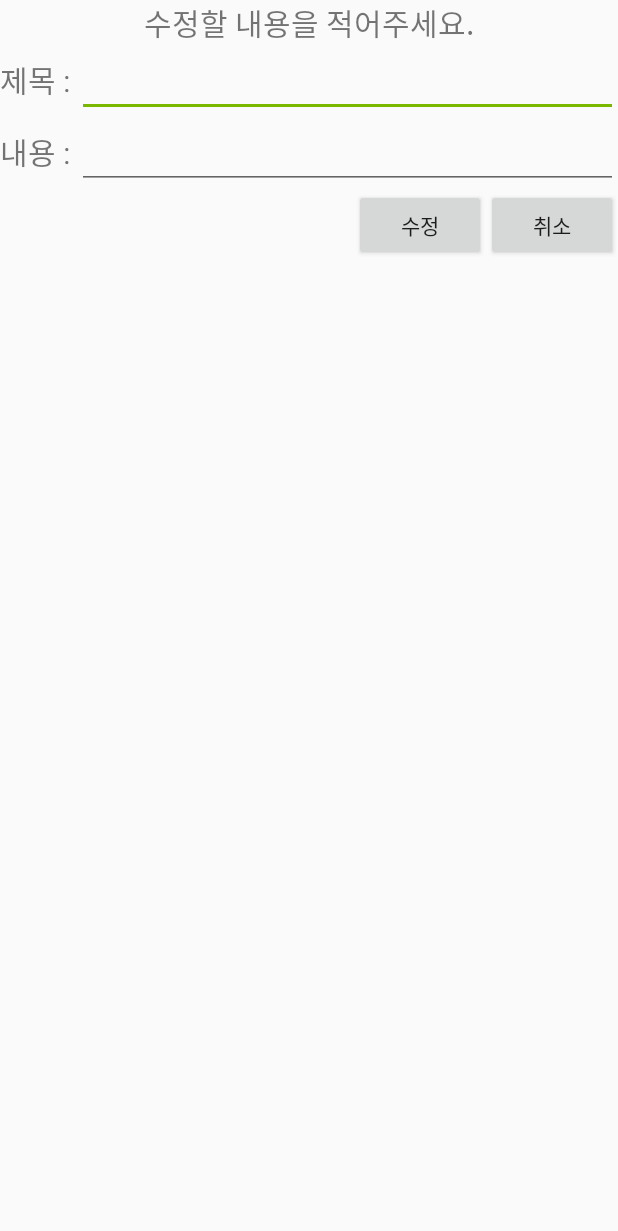
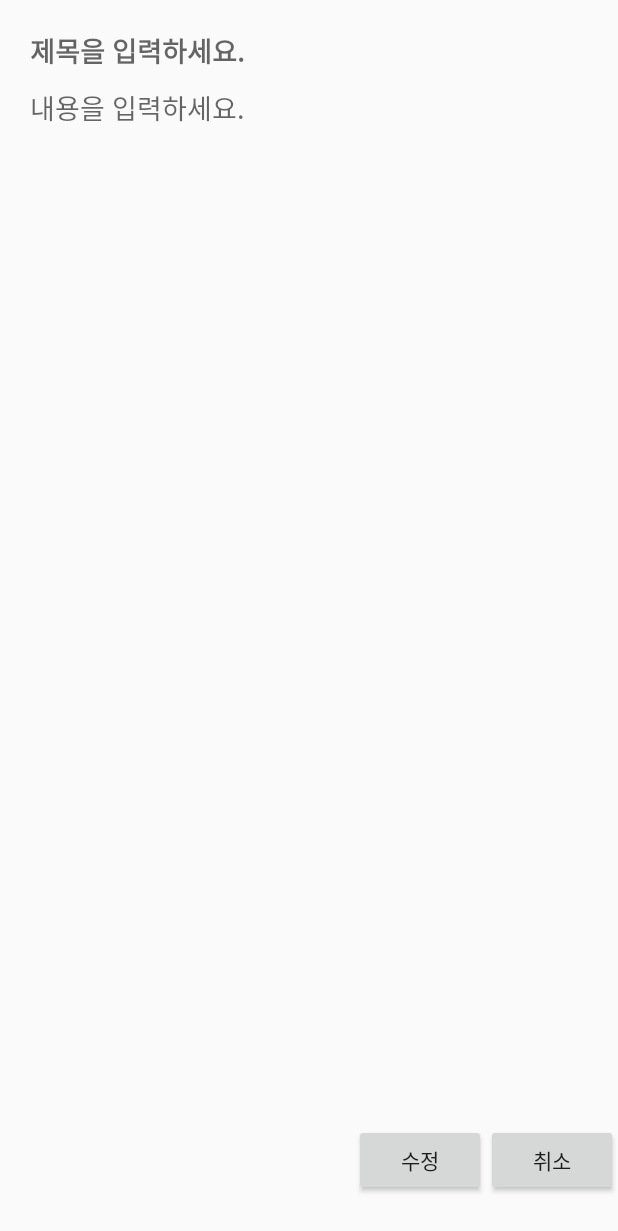
Before and after one commit to KooMinJun/TermProject, an Android app: the MemoDetailListViewActivity screen opened directly, with no data from a screen before it, on a phone screen of 412 x 824 dp. Shown: the top 1231 px of the screen. Run offline under Robolectric (Android 15) with nearby library versions, the phone set to English and light mode, and no system bars; 1 statement that could not run was skipped.

Commit message:
ETC, 12/30 : 게시판 기능 수정완료 및 그래프 수정중

```diff
--- a/TermProject/src/main/AndroidManifest.xml
+++ b/TermProject/src/main/AndroidManifest.xml
@@ -25,6 +25,7 @@
         </activity>
         <activity android:name=".MainActivity"></activity>
         <activity android:name=".StatisticActivity"></activity>
+        <activity android:name=".StatisticActivity02"></activity>
         <activity android:name=".MemoListViewActivity"></activity>
         <activity android:name=".MemoDetailListViewActivity"></activity>
 
--- a/TermProject/src/main/java/my/kmucs/com/koo_timer/Fragment2.java
+++ b/TermProject/src/main/java/my/kmucs/com/koo_timer/Fragment2.java
@@ -38,7 +38,7 @@ public class Fragment2 extends Fragment {
 
         btn_all_reset = (Button)rootView.findViewById(R.id.all_data_reset_btn);
         btn_statistic = (Button)rootView.findViewById(R.id.statistic);
-        i = new Intent(getActivity(), StatisticActivity.class);
+        i = new Intent(getActivity(), StatisticActivity02.class);
 
         btn_statistic.setOnClickListener(new View.OnClickListener(){
 
--- a/TermProject/src/main/java/my/kmucs/com/koo_timer/Fragment3.java
+++ b/TermProject/src/main/java/my/kmucs/com/koo_timer/Fragment3.java
@@ -69,11 +69,8 @@ public class Fragment3 extends Fragment {
                 bodyStr = edtBody.getText().toString();
 
 
-                if(titleStr.equalsIgnoreCase("")){
-                    Toast.makeText(getContext(), "제목을 입력하세요.", Toast.LENGTH_SHORT).show();
-                }
 
-                else if(bodyStr.equalsIgnoreCase("")){
+                if(bodyStr.equalsIgnoreCase("")){
                     Toast.makeText(getContext(), "내용을 입력하세요.", Toast.LENGTH_SHORT).show();
                 }
 
--- a/TermProject/src/main/java/my/kmucs/com/koo_timer/MemoAdapter.java
+++ b/TermProject/src/main/java/my/kmucs/com/koo_timer/MemoAdapter.java
@@ -44,9 +44,7 @@ public class MemoAdapter extends CursorAdapter {
         String date = cursor.getString(cursor.getColumnIndex("year"))
                 + "년 " + cursor.getString(cursor.getColumnIndex("month"))
                 + "월 " + cursor.getString(cursor.getColumnIndex("day"))
-                + "일 " + cursor.getString(cursor.getColumnIndex("hour"))
-                + "시 " + cursor.getString(cursor.getColumnIndex("min"))
-                + "분 " + cursor.getString(cursor.getColumnIndex("sec")) + "초";
+                + "일 ";
         String title = cursor.getString(cursor.getColumnIndex("title"));
         String body = cursor.getString(cursor.getColumnIndex("body"));
 
@@ -54,7 +52,7 @@ public class MemoAdapter extends CursorAdapter {
 
         tvDate.setText("" + date);
         tvTitle.setText("" + title);
-        tvBody.setText("내용  : " + body);
+        tvBody.setText(" " + body);
 
         view.setTag(_id);
     }
--- a/TermProject/src/main/res/layout/activity_memodetail.xml
+++ b/TermProject/src/main/res/layout/activity_memodetail.xml
@@ -1,36 +1,33 @@
 <?xml version="1.0" encoding="utf-8"?>
 <LinearLayout xmlns:android="http://schemas.android.com/apk/res/android"
     android:orientation="vertical" android:layout_width="match_parent"
-    android:layout_height="match_parent">
-    <TextView
-        android:id="@+id/workdetail"
-        android:layout_width="match_parent"
-        android:layout_height="wrap_content"
-        android:gravity="center"
-        android:text="수정할 내용을 적어주세요."
-        android:textSize="20dp"/>
+    android:layout_height="match_parent"
+    android:focusableInTouchMode="true"
+    android:focusable="true">
 
     <LinearLayout
+        android:layout_margin="10dp"
+        android:layout_weight="1"
         android:layout_width="match_parent"
-        android:layout_height="wrap_content"
+        android:layout_height="match_parent"
         android:orientation="vertical">
 
         <LinearLayout
             android:orientation="horizontal"
             android:layout_width="match_parent"
             android:layout_height="wrap_content">
-            <TextView
-                android:layout_width="wrap_content"
-                android:layout_height="wrap_content"
-                android:text="제목 : "
-                android:textSize="20dp"/>
-
             <EditText
                 android:id="@+id/detailText01"
+                android:background="@null"
+                android:paddingLeft="10dp"
+                android:paddingRight="10dp"
+                android:paddingTop="10dp"
+                android:paddingBottom="5dp"
+                android:textStyle="bold"
                 android:layout_width="match_parent"
                 android:layout_height="wrap_content"
                 android:text=""
-                android:textSize="20dp"
+                android:hint="제목을 입력하세요."
                 android:ems="8"
                 android:layout_weight="1"/>
 
@@ -40,20 +37,20 @@
             android:layout_height="match_parent"
             android:orientation="horizontal">
 
-
-            <TextView
-                android:layout_width="wrap_content"
-                android:layout_height="wrap_content"
-                android:text="내용 : "
-                android:textSize="20dp"/>
-
             <EditText
                 android:id="@+id/detailText02"
+                android:background="@null"
+                android:paddingLeft="10dp"
+                android:paddingRight="10dp"
+                android:paddingTop="5dp"
+                android:paddingBottom="5dp"
+                android:scrollbars="vertical"
                 android:layout_width="match_parent"
-                android:layout_height="wrap_content"
+                android:layout_height="match_parent"
                 android:text=""
-                android:textSize="20dp"
+                android:hint="내용을 입력하세요."
                 android:ems="8"
+                android:gravity="left|top"
                 android:layout_weight="1"/>
 
         </LinearLayout>
@@ -63,9 +60,10 @@
     </LinearLayout>
 
     <LinearLayout
+        android:layout_weight="10"
         android:gravity="right"
         android:layout_width="match_parent"
-        android:layout_height="wrap_content">
+        android:layout_height="match_parent">
 
         <Button
             android:id="@+id/modifyBtn"
--- a/TermProject/src/main/res/layout/activity_row.xml
+++ b/TermProject/src/main/res/layout/activity_row.xml
@@ -12,6 +12,7 @@
         android:layout_width="match_parent"
         android:layout_height="wrap_content"
         android:text="제목"
+        android:textStyle="bold"
         android:textSize="15dp"
         android:padding="5dp"/>
 
@@ -20,7 +21,10 @@
         android:id="@+id/row_body"
         android:layout_width="match_parent"
         android:layout_height="wrap_content"
+        android:textSize="11dp"
         android:text="내용"
+        android:minLines="3"
+        android:maxLines="3"
         android:padding="5dp"/>
     <TextView
         android:textColor="@color/colorPrimaryDark"
--- a/TermProject/src/main/res/values/strings.xml
+++ b/TermProject/src/main/res/values/strings.xml
@@ -6,7 +6,7 @@
     <string name="fragment2_save_alert_button_no">취소</string>
 
     <string name="memo_alert_title_question">질문</string>
-    <string name="memo_alert_msg">어떤 작업을 하시겠습니까?</string>
+    <string name="memo_alert_msg">메모를 삭제하시겠습니까?</string>
     <string name="memo_alert_button_yes">삭제</string>
     <string name="memo_alert_button_no">수정</string>
 
```
Also changed, not shown: TermProject/src/main/java/my/kmucs/com/koo_timer/MemoListViewActivity.java (+58 -12 lines), TermProject/src/main/java/my/kmucs/com/koo_timer/StatisticActivity02.java (added, +337 -0 lines), TermProject/src/main/res/layout/activity_memolistview.xml (+8 -2 lines), TermProject/src/main/res/layout/activity_statistic2.xml (added, +8 -0 lines), TermProject/src/main/res/layout/fragment_statistic2.xml (added, +34 -0 lines), 79 other files.
